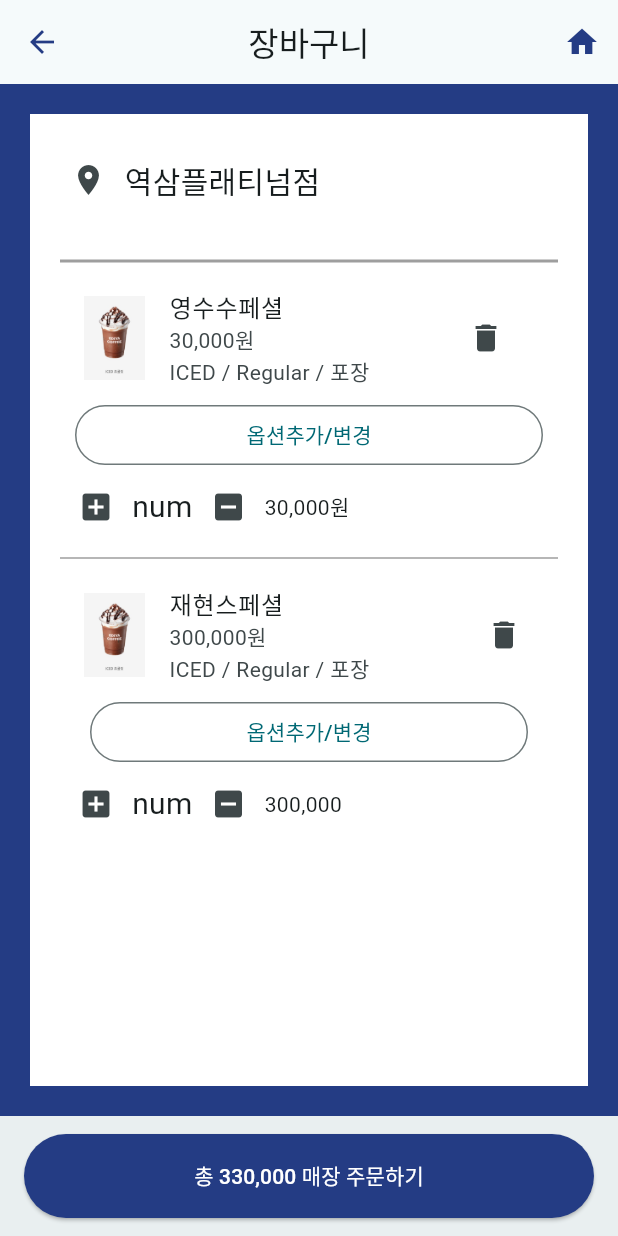
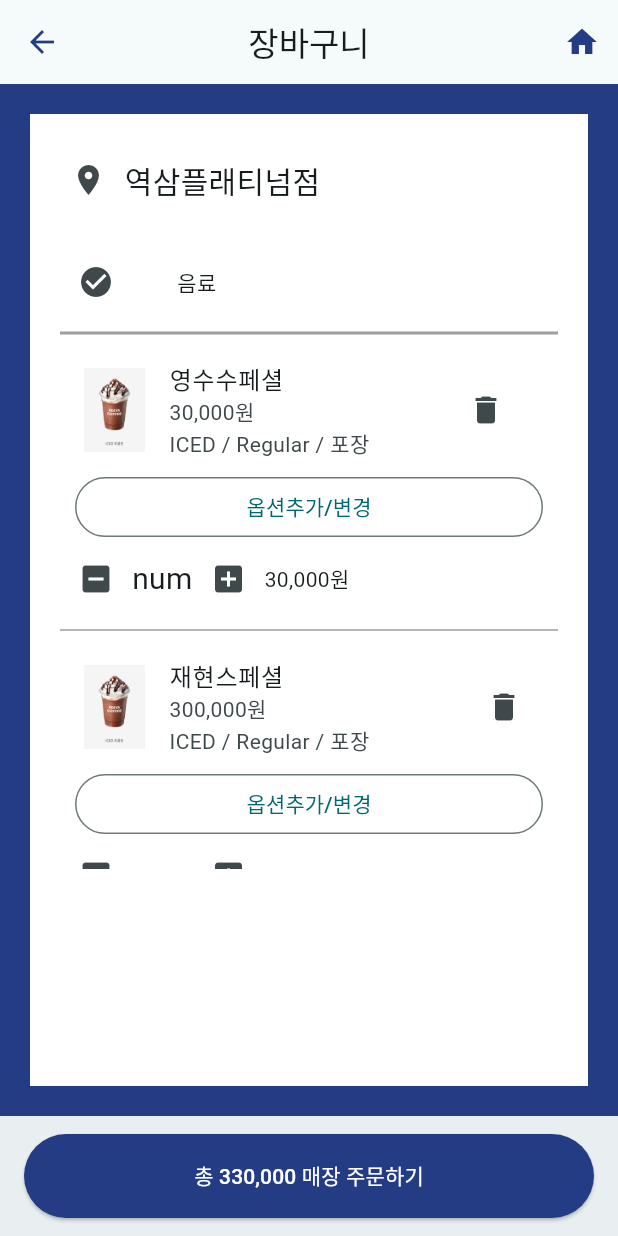
Before and after one commit to poula9744/flutter_udiya, a Flutter app: the DaSom screen opened by its route, on a phone screen of 412 x 824 dp. Run offline on Flutter 3.47's test engine with Material 3 defaults, Android fonts, the phone set to English and light mode, and no system bars.

Commit message:
장바구니화면

```diff
--- a/lib/DaSom/dasom.dart
+++ b/lib/DaSom/dasom.dart
@@ -11,9 +11,11 @@ class DaSom extends StatelessWidget {
         iconTheme: IconThemeData(color: Color(0xff243c84)),
         title: Text("장바구니"),
         actions: [
-          IconButton(onPressed: (){
+          IconButton(
+              onPressed: () {
                 print("홈으로");
-          }, icon: Icon(Icons.home))
+              },
+              icon: Icon(Icons.home))
         ],
       ),
       body: Container(
@@ -36,29 +38,42 @@ class DaSom extends StatelessWidget {
                     ),
                     Text(
                       '역삼플래티넘점',
-                      style: TextStyle(
-                        fontSize: 20
-                      ),
+                      style: TextStyle(fontSize: 20),
                     ),
                   ],
                 ),
               ),
+              Container(
+                height: 435,
+                child: ListView(
+                  children: [
                     Container(
                       width: 1080,
                       color: Color(0xffffffff),
                       padding: EdgeInsets.all(20),
                       child: Column(
                         children: [
-
+                          Container(
+                            child: Row(
+                              children: [
+                                IconButton(
+                                  icon: Icon(Icons.check_circle),
+                                  onPressed: () {},
+                                ),
+                                Container(
+                                  padding: EdgeInsets.only(left: 30),
+                                  child: Text(
+                                    '음료',
+                                  ),
+                                ),
+                              ],
+                            ),
+                          ),
                           Divider(
                             color: Color(0xff9e9e9e),
                             thickness: 2,
                             height: 20,
                           ),
-                    Container(
-                      height: 435,
-                      child: ListView(
-                        children: [
                           ListTile(
                             leading: Image.asset("assets/images/icedchoco.jpg"),
                             title: Text('영수수페셜'),
@@ -76,6 +91,7 @@ class DaSom extends StatelessWidget {
                           ),
                           Container(
                             padding: EdgeInsets.symmetric(horizontal: 10),
+                            width: 400,
                             child: OutlinedButton(
                               onPressed: () {},
                               child: Text('옵션추가/변경'),
@@ -89,9 +105,10 @@ class DaSom extends StatelessWidget {
                                     Container(
                                       child: IconButton(
                                           onPressed: () {
-                                            print("더하기");
+                                            print("빼기");
                                           },
-                                          icon: Icon(Icons.add_box)),
+                                          icon: Icon(
+                                              Icons.indeterminate_check_box)),
                                     ),
                                     Text(
                                       "${num}",
@@ -100,10 +117,9 @@ class DaSom extends StatelessWidget {
                                     Container(
                                       child: IconButton(
                                           onPressed: () {
-                                            print("빼기");
+                                            print("더하기");
                                           },
-                                          icon: Icon(
-                                              Icons.indeterminate_check_box)),
+                                          icon: Icon(Icons.add_box)),
                                     ),
                                     Container(
                                         child: Text(
@@ -133,7 +149,8 @@ class DaSom extends StatelessWidget {
                             trailing: Icon(Icons.delete),
                           ),
                           Container(
-                            padding: EdgeInsets.symmetric(horizontal: 20),
+                            padding: EdgeInsets.symmetric(horizontal: 10),
+                            width: 400,
                             child: OutlinedButton(
                               onPressed: () {},
                               child: Text('옵션추가/변경'),
@@ -147,9 +164,10 @@ class DaSom extends StatelessWidget {
                                     Container(
                                       child: IconButton(
                                           onPressed: () {
-                                            print("더하기");
+                                            print("빼기");
                                           },
-                                          icon: Icon(Icons.add_box)),
+                                          icon: Icon(
+                                              Icons.indeterminate_check_box)),
                                     ),
                                     Text(
                                       "${num}",
@@ -158,10 +176,9 @@ class DaSom extends StatelessWidget {
                                     Container(
                                       child: IconButton(
                                           onPressed: () {
-                                            print("빼기");
+                                            print("더하기");
                                           },
-                                          icon: Icon(
-                                              Icons.indeterminate_check_box)),
+                                          icon: Icon(Icons.add_box)),
                                     ),
                                     Container(
                                         child: Text(
@@ -257,7 +274,9 @@ class DaSom extends StatelessWidget {
                                         alignment: Alignment.centerRight,
                                         child: Text(
                                           "330,000원",
-                                          style: TextStyle(fontSize: 15),
+                                          style: TextStyle(
+                                              fontSize: 15,
+                                              fontWeight: FontWeight.bold),
                                         ),
                                       )
                                     ],
@@ -290,7 +309,9 @@ class DaSom extends StatelessWidget {
                                         alignment: Alignment.centerRight,
                                         child: Text(
                                           "330,000원",
-                                          style: TextStyle(fontSize: 15),
+                                          style: TextStyle(
+                                              fontSize: 15,
+                                              fontWeight: FontWeight.bold),
                                         ),
                                       )
                                     ],
```
Lines whose indentation alone changed are shown as unchanged.
